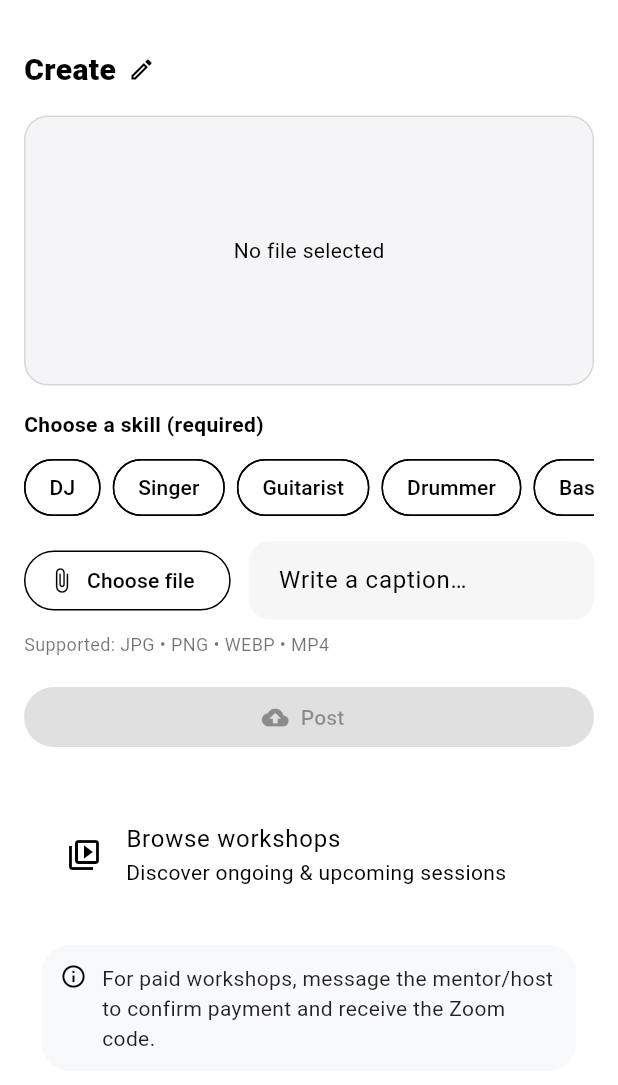
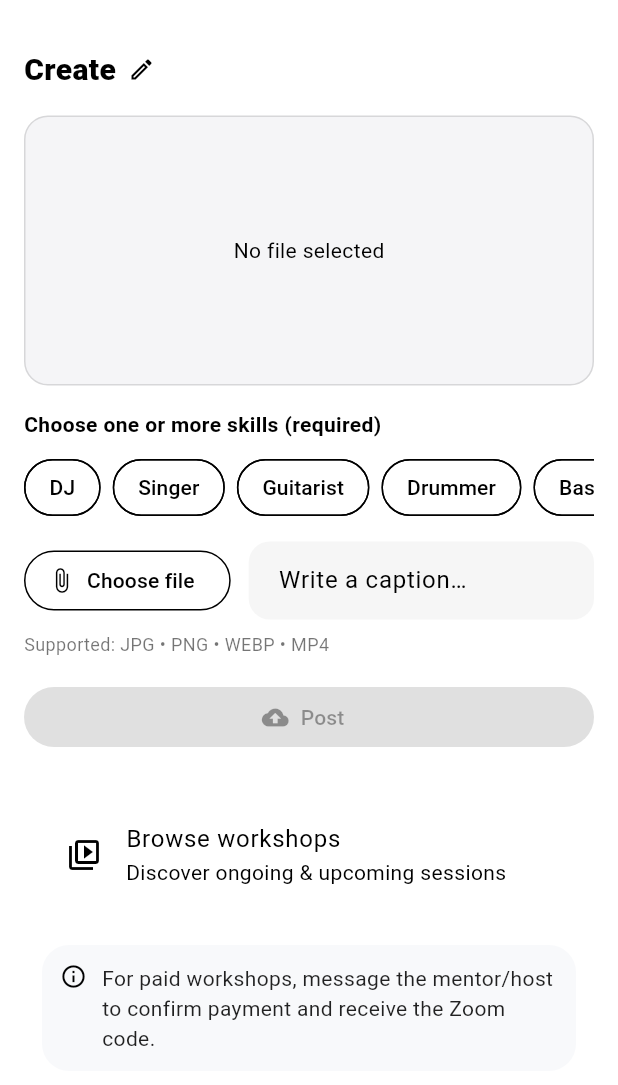
Before and after one commit to zoiiiiiid/rehearsal, a Flutter app: the CreatePage screen opened directly, on a phone screen of 412 x 824 dp. Shown: the top 1085 px of the screen. Run offline on Flutter 3.47's test engine with Material 3 defaults, Android fonts, the phone set to English and light mode, and no system bars; our stand-ins replace file_picker, flutter_svg, shared_preferences, video_player; missing offline and left inert: mobile_scanner; accounts and stored records are empty; network calls fail.

Commit message:
Fixed Create Post with multiple skillsets

```diff
--- a/app/lib/pages/create_page.dart
+++ b/app/lib/pages/create_page.dart
@@ -33,7 +33,8 @@ class _CreatePageState extends State<CreatePage> {
   String _role = 'artist';
   bool _loadingRole = true;
 
-  String? _skill;
+  /// MULTI-SELECT skills (use Set for easy toggle)
+  final Set<String> _skills = <String>{};
 
   @override
   void initState() {
@@ -80,7 +81,7 @@ class _CreatePageState extends State<CreatePage> {
     final result = await FilePicker.platform.pickFiles(
       type: FileType.custom,
       allowedExtensions: ['jpg', 'jpeg', 'png', 'webp', 'mp4'],
-      withData: true,
+      withData: true,         // needed for web
       allowMultiple: false,
     );
     if (result == null || result.files.isEmpty) return;
@@ -94,9 +95,9 @@ class _CreatePageState extends State<CreatePage> {
   Future<void> _post() async {
     final f = _picked;
 
-    if (_skill == null) {
+    if (_skills.isEmpty) {
       ScaffoldMessenger.of(context).showSnackBar(
-        const SnackBar(content: Text('Please select a skill for this post')),
+        const SnackBar(content: Text('Please select at least one skill for this post')),
       );
       return;
     }
@@ -114,19 +115,44 @@ class _CreatePageState extends State<CreatePage> {
     );
 
     final String filename = f.name;
-    final Uint8List? bytes = f.bytes;
-    String? filePath;
-    if (!kIsWeb) filePath = f.path;
+
+    // IMPORTANT:
+    // • On web: send raw bytes (required).
+    // • On mobile/desktop: send filePath (more reliable).
+    // Never send both; never send null/empty bytes.
+    final bool useBytes = kIsWeb;
+    final Uint8List? bytes = useBytes ? f.bytes : null;
+    final String? filePath = useBytes ? null : f.path;
+
+    if (useBytes && (bytes == null || bytes.isEmpty)) {
+      setState(() => _uploading = false);
+      ScaffoldMessenger.of(context).showSnackBar(
+        const SnackBar(content: Text('Could not read file bytes in browser. Please pick the file again.')),
+      );
+      return;
+    }
+    if (!useBytes && (filePath == null || filePath.isEmpty)) {
+      setState(() => _uploading = false);
+      ScaffoldMessenger.of(context).showSnackBar(
+        const SnackBar(content: Text('Could not access file path. Please pick the file again.')),
+      );
+      return;
+    }
+
+    // Multi-skill payload (CSV) + legacy single for older servers
+    final String skillsCsv = _skills.join(',');
+    final String legacySingle = _skills.first;
 
     final res = await ApiService.uploadMultipart(
       'post_create.php',
       fieldName: 'media',
       filename: filename,
-      bytes: bytes,
-      filePath: filePath,
+      bytes: bytes,          // web only
+      filePath: filePath,    // mobile/desktop only
       fields: {
         'caption': _caption.text.trim(),
-        'skill': _skill!, // required by backend
+        'skills' : skillsCsv,   // new multi
+        'skill'  : legacySingle // legacy single (server falls back if needed)
       },
     );
 
@@ -137,14 +163,15 @@ class _CreatePageState extends State<CreatePage> {
       _caption.clear();
       setState(() {
         _picked = null;
+        _skills.clear();
       });
       ScaffoldMessenger.of(context).showSnackBar(
         const SnackBar(content: Text('Posted!')),
       );
       Navigator.maybePop(context);
     } else {
-      // Keep details private; show user-safe copy only.
-      final userMsg = _friendly(Exception(res['error'] ?? 'post_failed'), fallback: 'Couldn’t post. Please try again.');
+      final userMsg = _friendly(Exception(res['error'] ?? 'post_failed'),
+          fallback: 'Couldn’t post. Please try again.');
       ScaffoldMessenger.of(context).showSnackBar(SnackBar(content: Text(userMsg)));
     }
   }
@@ -204,24 +231,40 @@ class _CreatePageState extends State<CreatePage> {
     );
   }
 
+  /// Multi-select skill picker (toggle ChoiceChip)
   Widget _skillPicker() {
+    final int count = _skills.length;
+    final String helper = count == 0
+        ? 'Choose one or more skills (required)'
+        : 'Selected: $count';
+
     return Column(
       crossAxisAlignment: CrossAxisAlignment.start,
       children: [
-        const Text('Choose a skill (required)', style: TextStyle(fontWeight: FontWeight.w700)),
+        Text(helper, style: const TextStyle(fontWeight: FontWeight.w700)),
         const SizedBox(height: 8),
         SingleChildScrollView(
           scrollDirection: Axis.horizontal,
           child: Row(
             children: _kSkillLabels.entries.map((e) {
-              final selected = _skill == e.key;
+              final bool selected = _skills.contains(e.key);
               return Padding(
                 padding: const EdgeInsets.only(right: 8),
                 child: ChoiceChip(
                   label: Text(e.value),
                   selected: selected,
-                  onSelected: (_) => setState(() => _skill = e.key),
-                  shape: RoundedRectangleBorder(borderRadius: BorderRadius.circular(20)),
+                  onSelected: (on) {
+                    setState(() {
+                      if (on) {
+                        _skills.add(e.key);
+                      } else {
+                        _skills.remove(e.key);
+                      }
+                    });
+                  },
+                  shape: RoundedRectangleBorder(
+                    borderRadius: BorderRadius.circular(20),
+                  ),
                 ),
               );
             }).toList(),
@@ -270,7 +313,7 @@ class _CreatePageState extends State<CreatePage> {
 
   @override
   Widget build(BuildContext context) {
-    final canPost = !_uploading && _skill != null && _picked != null;
+    final canPost = !_uploading && _skills.isNotEmpty && _picked != null;
 
     return Scaffold(
       body: SafeArea(
@@ -327,11 +370,11 @@ class _CreatePageState extends State<CreatePage> {
             Card(
               elevation: 0,
               color: const Color(0xFFF8F9FB),
-              child: Padding(
-                padding: const EdgeInsets.all(12),
+              child: const Padding(
+                padding: EdgeInsets.all(12),
                 child: Row(
                   crossAxisAlignment: CrossAxisAlignment.start,
-                  children: const [
+                  children: [
                     Icon(Icons.info_outline, size: 18),
                     SizedBox(width: 10),
                     Expanded(
```
Also changed, not shown: 1 other file.
